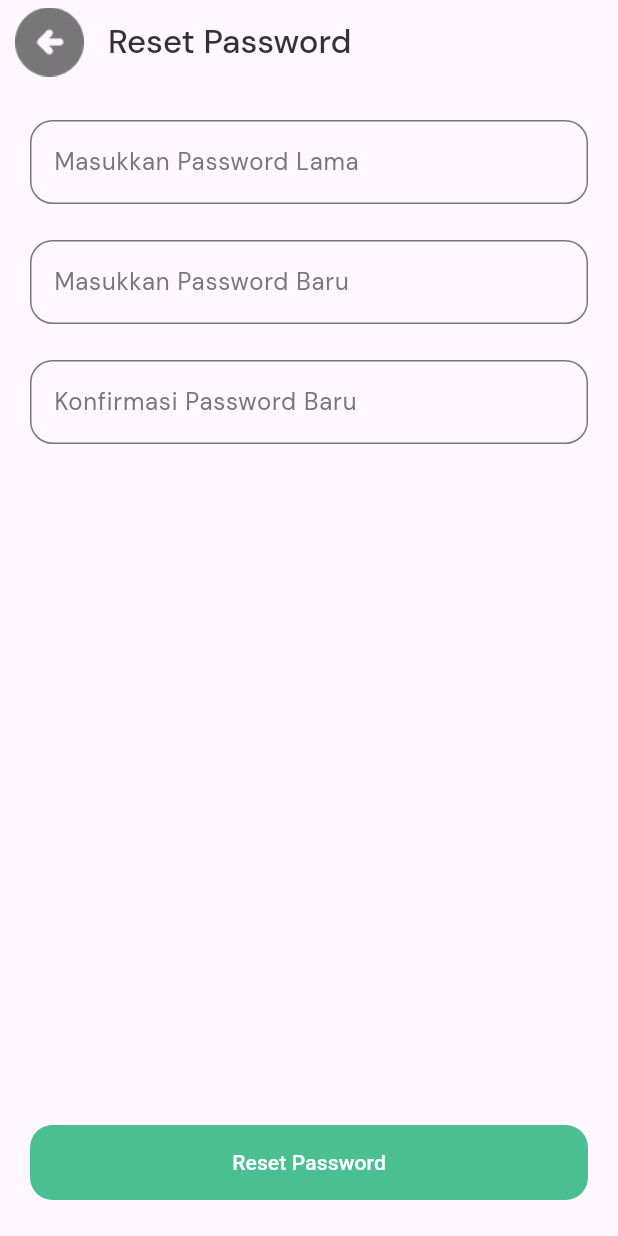
After one commit to wahidalqorni/syn_laundry, a Flutter app: the ResetPasswordPage screen opened directly, on a phone screen of 412 x 824 dp. The commit adds this screen. Run offline on Flutter 3.47's test engine with Material 3 defaults, Android fonts, the phone set to English and light mode, and no system bars; our stand-ins replace google_fonts.

Commit message:
update halaman edit profil, reset password, update login

```diff
--- a/lib/main.dart
+++ b/lib/main.dart
@@ -1,5 +1,6 @@
 import 'package:flutter/material.dart';
 import 'package:syn_laundry/pages/beranda_page.dart';
+import 'package:syn_laundry/pages/edit_profil_page.dart';
 import 'package:syn_laundry/pages/empty_order_page.dart';
 import 'package:syn_laundry/pages/info_cucian_page.dart';
 import 'package:syn_laundry/pages/info_pesanan_page.dart';
@@ -10,6 +11,7 @@ import 'package:syn_laundry/pages/login_page.dart';
 import 'package:syn_laundry/pages/notifikasi_page.dart';
 import 'package:syn_laundry/pages/profil_page.dart';
 import 'package:syn_laundry/pages/register_page.dart';
+import 'package:syn_laundry/pages/reset_password_page.dart';
 import 'package:syn_laundry/pages/splash_page.dart';
 import 'package:syn_laundry/pages/success_page.dart';
 
--- a/lib/pages/landing_page.dart
+++ b/lib/pages/landing_page.dart
@@ -23,7 +23,6 @@ class _LandingPageState extends State<LandingPage> {
     BerandaPage(), // index 0
     ListOrderPage(), // index 1
     ProfilPage(), // index 2
-    SuccessPage(),
   ];
 
   // buat fungsi tap
@@ -53,11 +52,6 @@ class _LandingPageState extends State<LandingPage> {
           icon: Icon(Icons.person),
           label: "Profil"),
 
-           // index 3
-          BottomNavigationBarItem(
-          icon: Icon(Icons.person),
-          label: "Success"),
-
 
         ],
 
--- a/lib/pages/login_page.dart
+++ b/lib/pages/login_page.dart
@@ -60,7 +60,7 @@ class LoginPage extends StatelessWidget {
                   obscureText: true,
                   keyboardType: TextInputType.text,
                   decoration: InputDecoration(
-                    suffix: Image.asset('assets/ic-eye.png', width: 20,),
+                    suffixIcon: Image.asset('assets/ic-eye.png'),
                     hintText: "Masukkan Password",
                     hintStyle: secondaryTextStyle,
                     enabledBorder: OutlineInputBorder(
--- /dev/null
+++ b/lib/pages/reset_password_page.dart
@@ -0,0 +1,126 @@
+import 'package:flutter/material.dart';
+
+import '../themes/themes.dart';
+
+class ResetPasswordPage extends StatefulWidget {
+  const ResetPasswordPage({super.key});
+
+  @override
+  State<ResetPasswordPage> createState() => _ResetPasswordPageState();
+}
+
+class _ResetPasswordPageState extends State<ResetPasswordPage> {
+  @override
+  Widget build(BuildContext context) {
+    return Scaffold(
+      appBar: AppBar(
+        title: Text(
+          "Reset Password",
+          style: primaryTextStyle.copyWith(fontWeight: FontWeight.w500),
+        ),
+        leading: Container(
+          margin: EdgeInsets.only(left: 10),
+          child: Image.asset(
+            'assets/ic-back.png',
+            width: 36,
+            height: 36,
+          ),
+        ),
+      ),
+      body: Container(
+        margin: EdgeInsets.only(top:24, left: 20, right: 20),
+        child: ListView(
+          children: [
+            TextFormField(
+              obscureText: true,
+              keyboardType: TextInputType.text,
+              decoration: InputDecoration(
+                hintText: "Masukkan Password Lama",
+                hintStyle: secondaryTextStyle,
+                enabledBorder: OutlineInputBorder(
+                  borderRadius: BorderRadius.circular(15),
+                  borderSide: BorderSide(
+                    color: greyColor,
+                  ),
+                ),
+                focusedBorder: OutlineInputBorder(
+                  borderRadius: BorderRadius.circular(15),
+                  borderSide: BorderSide(
+                    color: greyColor,
+                  ),
+                ),
+              ),
+            ),
+
+            SizedBox(height: 24,),
+            TextFormField(
+              obscureText: true,
+              // maxLines: 4,
+              keyboardType: TextInputType.text,
+              decoration: InputDecoration(
+                hintText: "Masukkan Password Baru",
+                hintStyle: secondaryTextStyle,
+                enabledBorder: OutlineInputBorder(
+                  borderRadius: BorderRadius.circular(15),
+                  borderSide: BorderSide(
+                    color: greyColor,
+                  ),
+                ),
+                focusedBorder: OutlineInputBorder(
+                  borderRadius: BorderRadius.circular(15),
+                  borderSide: BorderSide(
+                    color: greyColor,
+                  ),
+                ),
+              ),
+            ),
+
+            SizedBox(height: 24,),
+            TextFormField(
+              obscureText: true,
+              keyboardType: TextInputType.text,
+              decoration: InputDecoration(
+                hintText: "Konfirmasi Password Baru",
+                hintStyle: secondaryTextStyle,
+                enabledBorder: OutlineInputBorder(
+                  borderRadius: BorderRadius.circular(15),
+                  borderSide: BorderSide(
+                    color: greyColor,
+                  ),
+                ),
+                focusedBorder: OutlineInputBorder(
+                  borderRadius: BorderRadius.circular(15),
+                  borderSide: BorderSide(
+                    color: greyColor,
+                  ),
+                ),
+              ),
+            ),
+          ],
+        ),
+      ),
+      bottomNavigationBar: Container(
+        margin: EdgeInsets.only(bottom: 24, left: 20, right: 20),
+        width: double.infinity,
+        height: 50,
+        child: TextButton(
+          style: TextButton.styleFrom(
+            backgroundColor: primaryColor,
+            shape: RoundedRectangleBorder(
+              borderRadius: BorderRadius.circular(15),
+            ),
+          ),
+          onPressed: () {
+            null;
+          },
+          child: Text(
+            "Reset Password",
+            style: TextStyle(
+              color: Colors.white,
+            ),
+          ),
+        ),
+      ),
+    );
+  }
+}
```
Also changed, not shown: lib/pages/edit_profil_page.dart (added, +121 -0 lines), lib/pages/profil_page.dart (+13 -1 lines).
